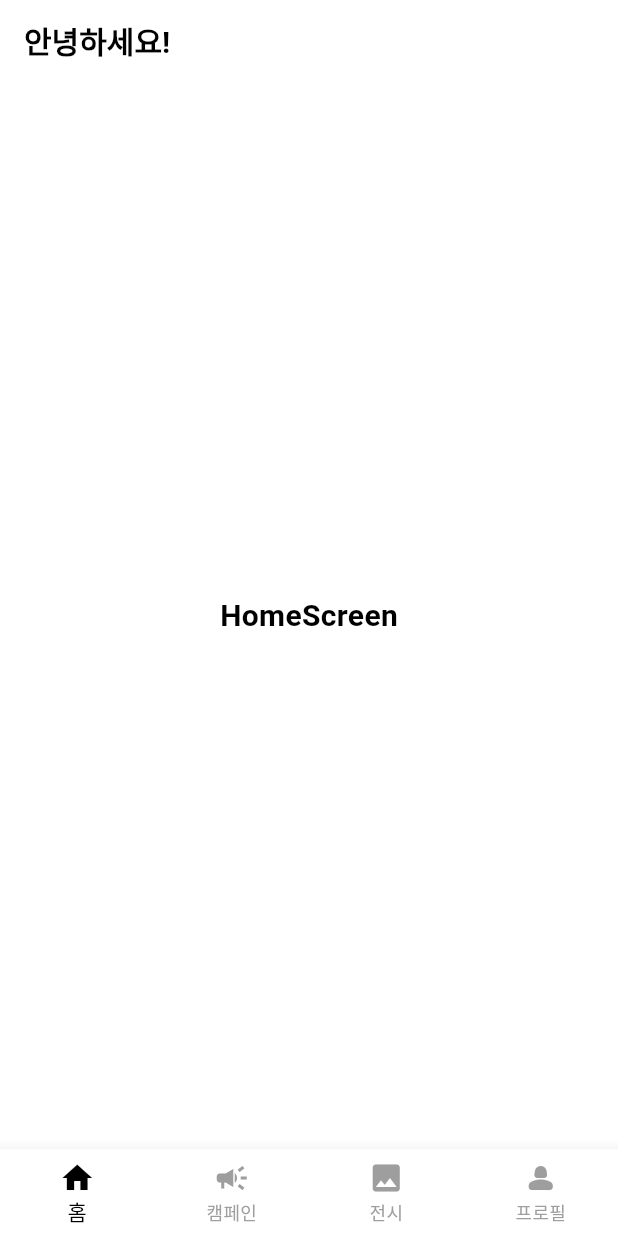
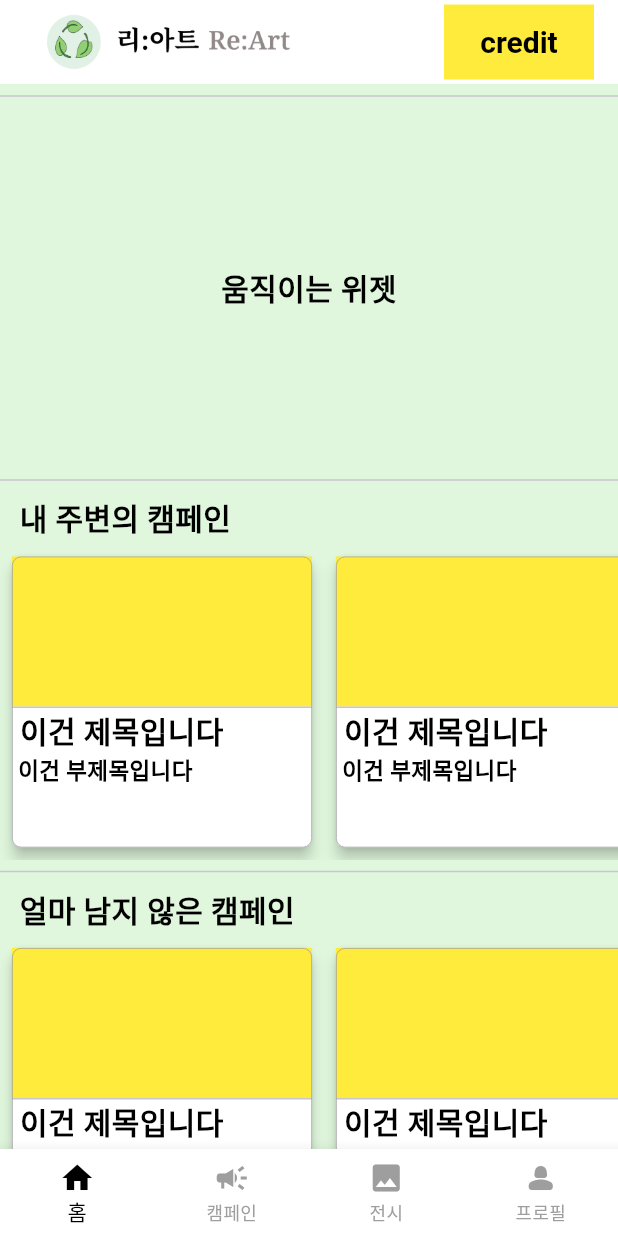
Before and after one commit to pre-per/inthon2024, a Flutter app: the screen it shows after launch, on a phone screen of 412 x 824 dp. Run offline on Flutter 3.47's test engine with Material 3 defaults, Android fonts, the phone set to English and light mode, and no system bars; our stand-ins replace geolocator; missing offline and left inert: flutter_naver_map.

Commit message:
homescreen almost done

```diff
--- /dev/null
+++ b/lib/component/squareCardWidget.dart
@@ -0,0 +1,61 @@
+import 'package:flutter/material.dart';
+import 'package:inthon2024/const/FontStyle.dart';
+
+class SquarecardWidget extends StatelessWidget {
+  const SquarecardWidget({super.key});
+
+  @override
+  Widget build(BuildContext context) {
+    return GestureDetector(
+      onTap: () {
+        print('네모 배너 클릭됨');
+      },
+      child: Card(
+        elevation: 4.0,
+        borderOnForeground: true,
+        color: Colors.white,
+        shape: RoundedRectangleBorder(
+          borderRadius: BorderRadius.circular(6.0),
+          side: const BorderSide(
+            color: Colors.grey,
+            width: 0.5,
+          ),
+        ),
+        margin: const EdgeInsets.all(8.0),
+        child: SizedBox(
+            height: 200.0,
+            width: 200.0,
+            child: Center(
+              child: Column(
+                children: [
+                  Container(
+                    height: 100.0,
+                    width: 200.0,
+                    color: Colors.yellow,
+                  ),
+                  const Divider(height: 1,),
+                  Row(
+                    mainAxisAlignment: MainAxisAlignment.start,
+                    children: [
+                      Text(
+                        ' 이건 제목입니다',
+                        style: BasicBlackFontStyle(),
+                      )
+                    ],
+                  ),
+                  Row(
+                    mainAxisAlignment: MainAxisAlignment.start,
+                    children: [
+                      Text(
+                        ' 이건 부제목입니다',
+                        style: BasicBlackFontStyle().copyWith(fontSize: 15.0),
+                      )
+                    ],
+                  ),
+                ],
+              ),
+            )),
+      ),
+    );
+  }
+}
--- a/lib/const/colors.dart
+++ b/lib/const/colors.dart
@@ -2,6 +2,6 @@ import 'package:flutter/material.dart';
 
 const PRIMARY_COLOR = Color(0xFFFFB3B3);
 const PRIMARY_COLOR_DENSE = Color(0xFFFF8A8A);
-const PASTEL_GREEN_COLOR = Color(0xFFC8E4A8);
+const PASTEL_GREEN_COLOR = Color(0xFFE0F7DD);
 final MAIN_GREY_COLOR = Colors.grey[200]!;
 final LIGHT_GREY_COLOR = Colors.grey[100]!;
--- a/lib/main.dart
+++ b/lib/main.dart
@@ -1,5 +1,6 @@
 import 'package:flutter/material.dart';
 import 'package:flutter_naver_map/flutter_naver_map.dart';
+import 'package:inthon2024/const/colors.dart';
 import 'package:inthon2024/provider/naverMapProvider.dart';
 import 'package:inthon2024/provider/navigationBarProvider.dart';
 import 'package:inthon2024/provider/scrollControllerProvider.dart';
@@ -37,7 +38,7 @@
     return MaterialApp(
       theme: ThemeData(
         splashFactory: NoSplash.splashFactory,
-        scaffoldBackgroundColor: Colors.white,
+        scaffoldBackgroundColor: PASTEL_GREEN_COLOR,
       ),
       debugShowCheckedModeBanner: false,
       home: MainScreen(),
--- a/lib/screen/main_screen/campaign_screen.dart
+++ b/lib/screen/main_screen/campaign_screen.dart
@@ -15,7 +15,7 @@ class CampaignScreen extends StatelessWidget {
             mainAxisAlignment: MainAxisAlignment.spaceBetween,
             children: [
               Text(
-                '안녕하세요!',
+                '캠페인에 함께 참여해요!',
                 style: BasicBlackFontStyle(),
               ),
               IconButton(
--- a/lib/screen/main_screen/home_screen.dart
+++ b/lib/screen/main_screen/home_screen.dart
@@ -1,4 +1,5 @@
 import 'package:flutter/material.dart';
+import 'package:inthon2024/component/squareCardWidget.dart';
 import 'package:inthon2024/const/fontStyle.dart';
 
 class Homescreen extends StatelessWidget {
@@ -9,15 +10,109 @@ class Homescreen extends StatelessWidget {
     return Scaffold(
       appBar: AppBar(
         backgroundColor: Colors.white,
-        title: Text(
-          '안녕하세요!',
-          style: BasicBlackFontStyle(),
+        title: Row(
+          mainAxisAlignment: MainAxisAlignment.spaceBetween,
+          children: [
+            GestureDetector(
+              onTap: () {
+                Navigator.of(context).push(
+                  MaterialPageRoute(builder: (_) => Homescreen()),
+                );
+              },
+              child: SizedBox(
+                width: 200.0,
+                height: 100.0,
+                child: Center(
+                  child: Image.asset('asset/image/logo2.png'),
+                ),
+              ),
+            ),
+            Container(
+              width: 100.0,
+              height: 50.0,
+              color: Colors.yellow,
+              child: Center(
+                child: Text(
+                  'credit',
+                  style: BasicBlackFontStyle(),
+                ),
+              ),
+            ),
+          ],
         ),
       ),
-      body: Center(
-        child: Text(
-          'HomeScreen',
-          style: BasicBlackFontStyle(),
+      body: SingleChildScrollView(
+        child: Column(
+          children: [
+            const Divider(),
+            GestureDetector(
+              onTap: () {
+                print("인터넷 연결");
+              },
+              child: SizedBox(
+                height: 240.0,
+                width: MediaQuery.of(context).size.width,
+                child: Center(
+                  child: Text(
+                    '움직이는 위젯',
+                    style: BasicBlackFontStyle(),
+                  ),
+                ),
+              ),
+            ),
+            const Divider(),
+            SizedBox(
+              height: 35.0,
+              width: MediaQuery.of(context).size.width,
+              child: Row(
+                mainAxisAlignment: MainAxisAlignment.start,
+                children: [
+                  const SizedBox(width: 13.0),
+                  Text(
+                    '내 주변의 캠페인',
+                    style: BasicBlackFontStyle(),
+                  ),
+                ],
+              ),
+            ),
+            SizedBox(
+              height: 210.0,
+              child: ListView(
+                scrollDirection: Axis.horizontal,
+                children: [
+                  SquarecardWidget(),
+                  SquarecardWidget(),
+                  SquarecardWidget(),
+                ],
+              ),
+            ),
+            const Divider(),
+            SizedBox(
+              height: 35.0,
+              width: MediaQuery.of(context).size.width,
+              child: Row(
+                mainAxisAlignment: MainAxisAlignment.start,
+                children: [
+                  const SizedBox(width: 13.0),
+                  Text(
+                    '얼마 남지 않은 캠페인',
+                    style: BasicBlackFontStyle(),
+                  ),
+                ],
+              ),
+            ),
+            SizedBox(
+              height: 210.0,
+              child: ListView(
+                scrollDirection: Axis.horizontal,
+                children: [
+                  SquarecardWidget(),
+                  SquarecardWidget(),
+                  SquarecardWidget(),
+                ],
+              ),
+            ),
+          ],
         ),
       ),
     );
```
Also changed, not shown: asset/image/logo.png (added), asset/image/logo2.png (added).
